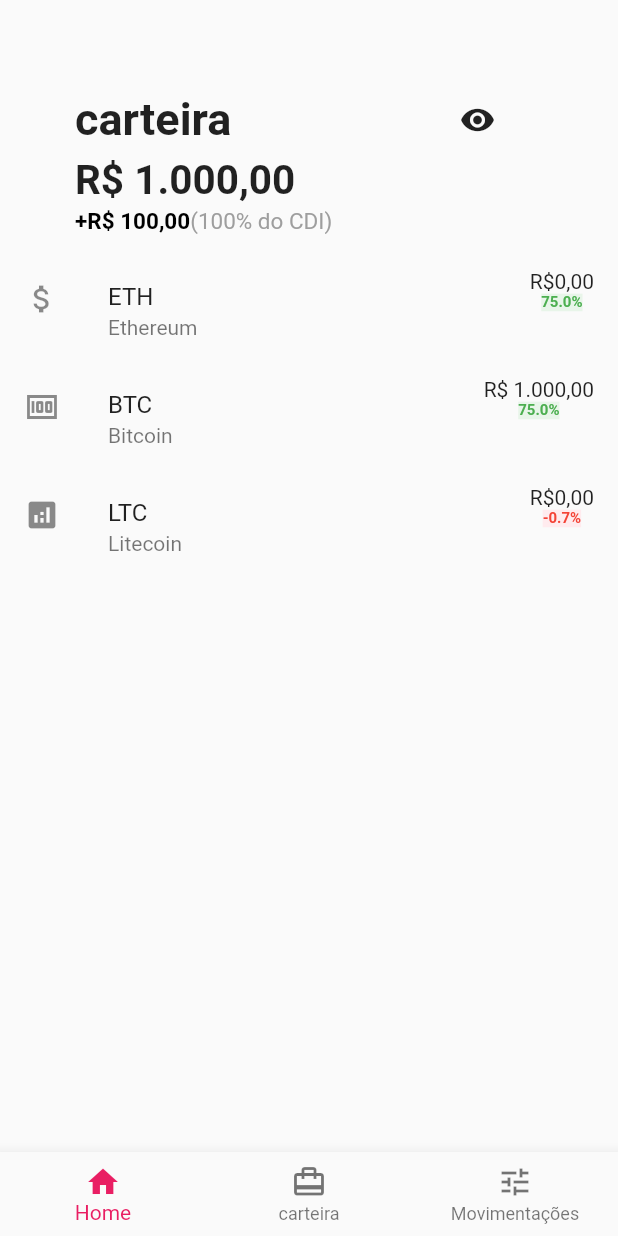
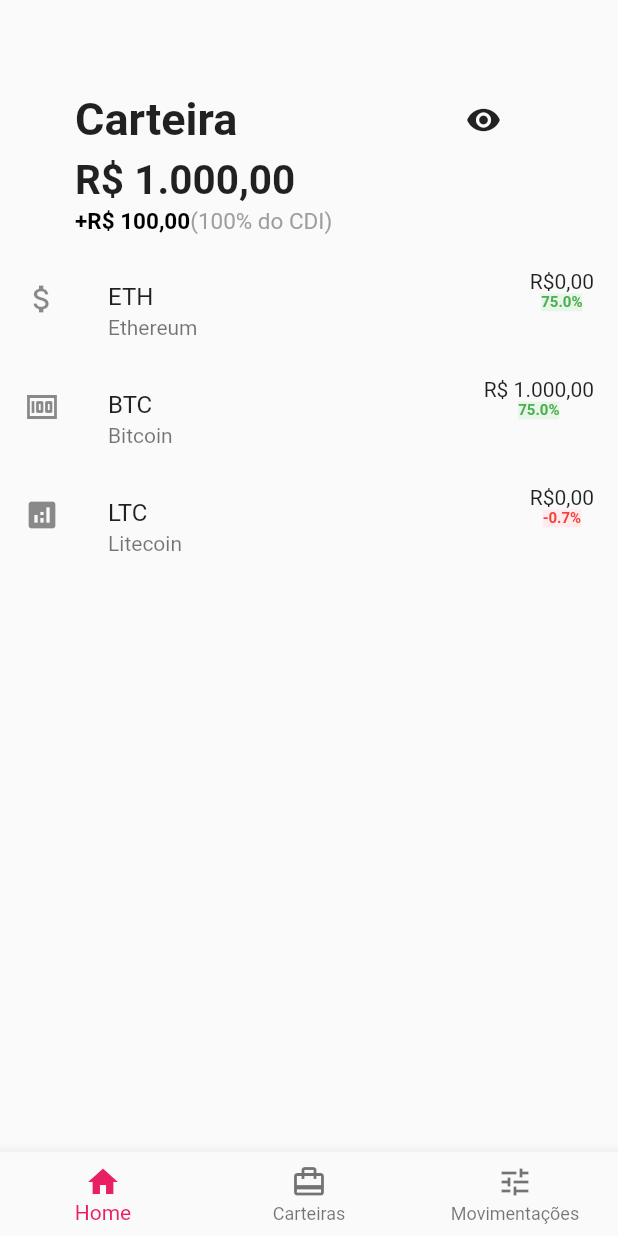
Before and after one commit to julianahkolmar/app-wallet-flutter, a Flutter app: the screen it shows after launch, on a phone screen of 412 x 824 dp. Run offline on Flutter 3.47's test engine with Material 2 defaults, Android fonts, the phone set to English and light mode, and no system bars; missing offline and left inert: dart:html.

Commit message:
Update carteiraApp.dart

```diff
--- a/lib/carteiraApp.dart
+++ b/lib/carteiraApp.dart
@@ -23,7 +23,7 @@ class TelaInicialWidget extends StatefulWidget {
 }
 
 class TelaInicialState extends State<TelaInicialWidget> {
-  String carteira = 'carteira';
+  String carteira = 'Carteira';
   String valorCarteira = 'R\$ 1.000,00';
   String rendimento = '+R\$ 100,00';
   String cdi = '(100% do CDI)';
@@ -104,7 +104,7 @@ class TelaInicialState extends State<TelaInicialWidget> {
           items: [
             BottomNavigationBarItem(icon: Icon(Icons.home), label: "Home"),
             BottomNavigationBarItem(
-                icon: Icon(Icons.wallet_travel), label: "carteira"),
+                icon: Icon(Icons.wallet_travel), label: "Carteiras"),
             BottomNavigationBarItem(
                 icon: Icon(Icons.tune), label: "Movimentações"),
           ],
```
